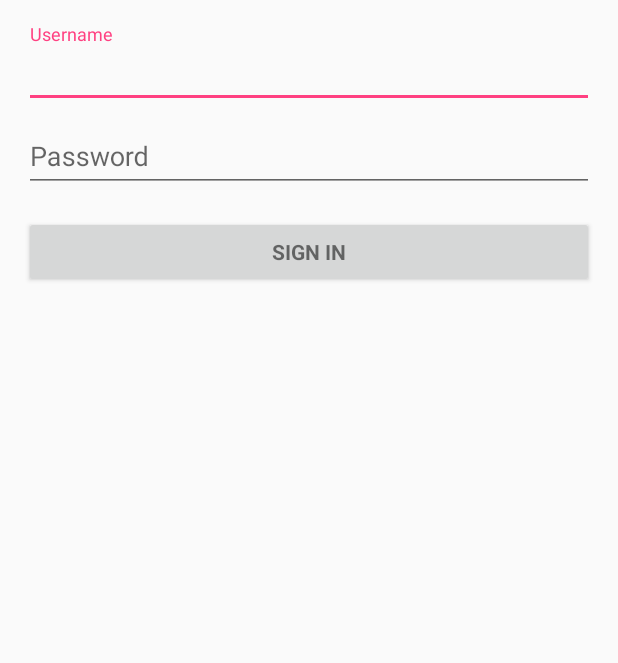
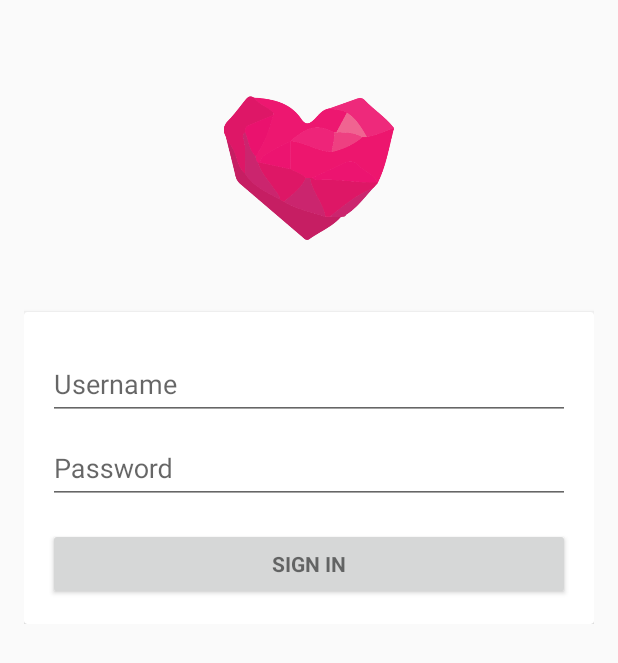
Before and after one commit to guess/hipstar-android, an Android app: the screen it shows after launch (LoginActivity), on a phone screen of 412 x 824 dp. Shown: the top 663 px of the screen. Run offline under Robolectric (Android 15) with nearby library versions, the phone set to English and light mode, and no system bars; libraries missing offline, so code that uses them is left out: retrofit.client.

Commit message:
Updated the login UI

```diff
--- a/Hipstar/app/build.gradle
+++ b/Hipstar/app/build.gradle
@@ -26,6 +26,7 @@ dependencies {
     // Material design support
     compile 'com.android.support:appcompat-v7:23.0.1'
     compile 'com.android.support:design:23.0.1'
+    compile 'com.android.support:cardview-v7:23.0.1'
 
     // REST client for HTTP interaction and dependencies
     compile 'com.squareup.retrofit:retrofit:1.9.0'
--- a/Hipstar/app/src/main/res/layout/activity_login.xml
+++ b/Hipstar/app/src/main/res/layout/activity_login.xml
@@ -1,33 +1,44 @@
-<LinearLayout xmlns:android="http://schemas.android.com/apk/res/android"
+<ScrollView xmlns:android="http://schemas.android.com/apk/res/android"
     xmlns:tools="http://schemas.android.com/tools"
     android:layout_width="match_parent"
     android:layout_height="match_parent"
     android:gravity="center_horizontal"
     android:orientation="vertical"
-    android:paddingBottom="@dimen/activity_vertical_margin"
-    android:paddingLeft="@dimen/activity_horizontal_margin"
-    android:paddingRight="@dimen/activity_horizontal_margin"
-    android:paddingTop="@dimen/activity_vertical_margin"
     tools:context="me.hipstar.android.LoginActivity">
+
+    <LinearLayout
+        android:layout_width="match_parent"
+        android:layout_height="wrap_content"
+        android:padding="16dp"
+        android:orientation="vertical">
+
+        <ImageView android:id="@+id/logo"
+            android:layout_width="wrap_content"
+            android:layout_height="96dp"
+            android:layout_margin="48dp"
+            android:focusableInTouchMode="true"
+            android:src="@drawable/app_icon"
+            android:visibility="visible"/>
 
         <!-- Login progress -->
         <ProgressBar android:id="@+id/login_progress"
             style="?android:attr/progressBarStyleLarge"
             android:layout_width="wrap_content"
             android:layout_height="wrap_content"
-        android:layout_marginBottom="8dp"
+            android:layout_margin="48dp"
+            android:layout_gravity="center"
             android:visibility="gone"
             />
 
-    <ScrollView
+        <android.support.v7.widget.CardView
             android:layout_width="match_parent"
-        android:layout_height="match_parent"
-        >
+            android:layout_height="wrap_content">
 
             <LinearLayout android:id="@+id/username_login_form"
                 android:layout_width="match_parent"
                 android:layout_height="wrap_content"
                 android:orientation="vertical"
+                android:padding="16dp"
                 >
 
                 <android.support.design.widget.TextInputLayout
@@ -71,10 +82,12 @@
                     android:layout_height="wrap_content"
                     android:layout_marginTop="16dp"
                     android:text="@string/action_sign_in"
-                android:textStyle="bold" />
+                    android:textStyle="bold"/>
+
+            </LinearLayout>
+
+        </android.support.v7.widget.CardView>
 
     </LinearLayout>
 
 </ScrollView>
-
-</LinearLayout>
--- a/Hipstar/app/src/main/res/values/colors.xml
+++ b/Hipstar/app/src/main/res/values/colors.xml
@@ -1,6 +1,44 @@
-<?xml version="1.0" encoding="utf-8"?>
+<?xml version="1.0" encoding="UTF-8" ?>
 <resources>
-    <color name="colorPrimary">#3F51B5</color>
-    <color name="colorPrimaryDark">#303F9F</color>
-    <color name="colorAccent">#FF4081</color>
+    <!--- ***************************************
+          **  BACKGROUND COLOURS: LIGHT THEME  **
+          *************************************** -->
+
+    <!--- Status bar -->
+    <color name="grey_300">#E0E0E0</color>
+
+    <!--- App/action/tool bar -->
+    <color name="grey_100">#F5F5F5</color>
+
+    <!--- Background -->
+    <color name="grey_50">#FAFAFA</color>
+
+    <!--- Cards and dialogs -->
+    <color name="white">#FFFFFF</color>
+
+
+    <!--- ***************************************
+          *******  PRIMARY COLOURS: BLUE  *******
+          *************************************** -->
+
+    <color name="colorPrimary">#4CAF50</color>
+    <color name="colorPrimaryLight">#C8E6C9</color>
+    <color name="colorPrimaryDark">#388E3C</color>
+
+
+    <!--- ***************************************
+          *******  ACCENT COLOURS: AMBER  *******
+          *************************************** -->
+
+    <color name="colorAccent">#F50057</color>
+    <color name="colorAccentLight">#FF4081</color>
+    <color name="colorAccentDark">#C51162</color>
+
+
+    <!--- ***************************************
+          ********  TEXT COLOURS: BLACK  ********
+          *************************************** -->
+
+    <color name="black">#000000</color>
+
 </resources>
```
Also changed, not shown: Hipstar/app/src/main/AndroidManifest.xml (+5 -3 lines), Hipstar/app/src/main/java/me/hipstar/android/LoginActivity.java (+4 -24 lines), Hipstar/app/src/main/app_icon-web.png (added), Hipstar/app/src/main/res/drawable/app_icon.png (added), Hipstar/app/src/main/res/mipmap-hdpi/app_icon.png (added), Hipstar/app/src/main/res/mipmap-mdpi/app_icon.png (added), Hipstar/app/src/main/res/mipmap-xhdpi/app_icon.png (added), Hipstar/app/src/main/res/mipmap-xxhdpi/app_icon.png (added), Hipstar/app/src/main/res/mipmap-xxxhdpi/app_icon.png (added), 1 other file. Lines whose indentation alone changed are shown as unchanged.
